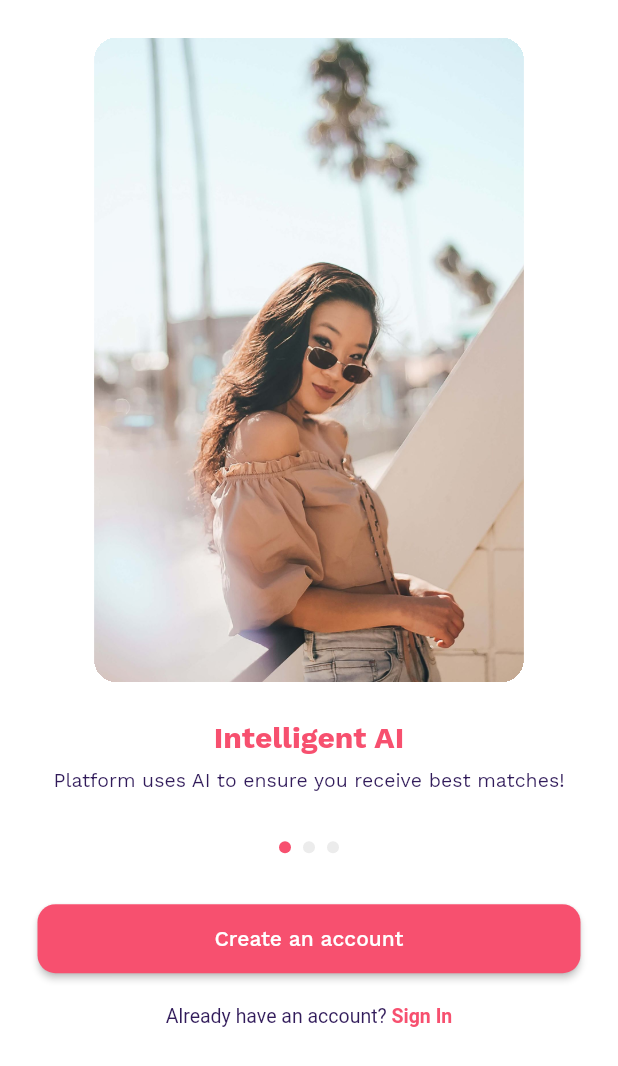
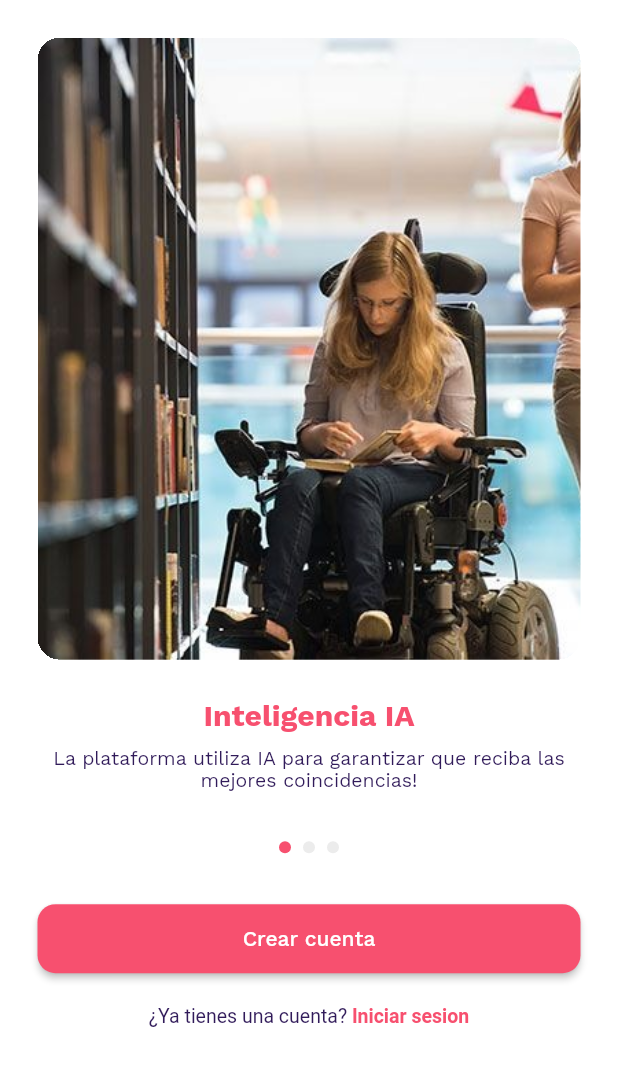
Before and after one commit to masanzaz/SocialFront, a Flutter app: the screen it shows after launch, on a phone screen of 412 x 824 dp. Shown: the top 1066 px of the screen. Run offline on Flutter 3.47's test engine with Material 2 defaults, Android fonts, the phone set to English and light mode, and no system bars; drawn by our look-alikes of page_view_indicators; our stand-ins replace bloc, bloc_concurrency, cached_network_image, equatable, flutter_bloc, fluttericon and 9 more; statements that could not run were skipped.

Commit message:
Discover persons

```diff
--- a/lib/src/core/utils/resources/app_text.dart
+++ b/lib/src/core/utils/resources/app_text.dart
@@ -1,91 +1,94 @@
 class AppText {
   //Intro
-  static const IntroTitle1 = "Intelligent AI";
+  static const IntroTitle1 = "Inteligencia IA";
   static const IntroTitle2 = "Matches";
   static const IntroTitle3 = "Premium";
   static const IntroSubTitle1 =
-      "Platform uses AI to ensure you receive best matches!";
+      "La plataforma utiliza IA para garantizar que reciba las mejores coincidencias!";
   static const IntroSubTitle2 =
-      "We itsMatch you with the people whom you shared a common hobbie";
-  static const IntroSubTitle3 = "Sign up today and enjoy the premium benefits";
-  static const signUpButtonText = "Create an account";
-  static const signInText = "Already have an account?";
-  static const signIn = "Sign In";
+      "Te emparejamos con las personas con las que compartiste un pasatiempo común.";
+  static const IntroSubTitle3 = "Regístrese hoy y disfrute de los beneficios premium";
+  static const signUpButtonText = "Crear cuenta";
+  static const signInText = "¿Ya tienes una cuenta?";
+  static const signIn = "Iniciar sesion";
 
   // SignIn
-  static const continueWithEmail = "Continue with email";
-  static const usePhone = "Use phone number";
-  static const orContinueWith = "or continue with";
-  static const termOfUse = "Terms of use";
-  static const privacyPolicy = "Privacy Policy";
+  static const continueWithEmail = "Continuar con Email";
+  static const usePhone = "Use numero telefonico";
+  static const orContinueWith = "o continuar con";
+  static const termOfUse = "Términos de Uso";
+  static const privacyPolicy = "Politica de privacidad";
 
   //Enter Mobile
-  static const myMobile = "My mobile";
+  static const myMobile = "Mi telefeno";
   static const myMobileInfo =
-      "Please enter your valid phone number. We will send you a 4-digit code to verify your account.";
-  static const continueText = "Continue";
-  static const mobileHint = "Enter Mobile Number";
+      "Ingrese su número de teléfono válido. Le enviaremos un código de 4 dígitos para verificar su cuenta.";
+  static const continueText = "Continuar";
+  static const mobileHint = "Introduzca el número de móvil ";
 
   //OTP
-  static const otpInfoText = "Type the verification code we've sent you";
-  static const sendAgain = "Send again";
+  static const otpInfoText = "Escriba el código de verificación que le enviamos";
+  static const sendAgain = "Enviar de nuevo";
 
   //Profile
-  static const profileDetails = "Profile details";
-  static const confirmText = "Confirm";
-  static const firstName = "First Name";
-  static const lastName = "Last Name";
-  static const aboutMe = "About me";
+  static const profileDetails = "Detalles del perfil";
+  static const confirmText = "Confirmar";
+  static const firstName = "Nombres";
+  static const lastName = "Apellidos";
+  static const aboutMe = "Acerca de mi";
   static const birthDateHint = "DD/MM/YYYY";
-  static const invalidBirthdateError = "Invalid birthdate format";
+  static const invalidBirthdateError = "Formato de fecha de nacimiento no válido";
+  static const errorMessage = "Ocurrió un error al actualizar el perfil";
+  static const okMessage = "Perfil actualizado correcatemente!";
+
 
   //Gender
   static const genderTitle = "I am a";
-  static const man = "Man";
-  static const woman = "Woman";
-  static const other = "Other";
+  static const man = "Homnre";
+  static const woman = "Mujer";
+  static const other = "Otros";
 
   //Intsrested
-  static const interestedTitle = "I am interested in ";
+  static const interestedTitle = "Estoy interesado en ";
 
   // Disability
-  static const yourDisability = "Your Disability";
+  static const yourDisability = "Tu discapacidad";
   static const DisabilityInfo =
-      "Select your disabilities and let everyone know what you are passionate about!!";
+      "Que discapacidad posee!!";
 
 // Interest
-  static const yourInterest = "Your Interests";
+  static const yourInterest = "Tus intereses";
   static const interestInfo =
-      "Select your interests and let everyone know what you are passionate about!";
+      "Selecciona tus intereses y deja que todos sepan lo que te apasiona.!";
 
   // Search Friends
-  static const searchFriends = "Search Friends";
+  static const searchFriends = "Buscar amigos";
   static const searchFriendsInfo =
-      "You can find your friends from your contact lists to connect with them";
-  static const accessToContact = "Access to a contact list";
+      "Puede encontrar a sus amigos en sus listas de contactos para conectarse con ellos";
+  static const accessToContact = "Acceso a la lista de contactos";
 
   // Enable Notification
-  static const enableNotification = "Enable notification";
+  static const enableNotification = "Habilitar la notificación";
   static const enableNotificationInfo =
-      "Get push notification when you get the itsMatch or receive message";
-  static const iWantToNotified = "I want to be notified";
+      "Reciba notificaciones automáticas cuando reciba el mensaje itsMatch o reciba";
+  static const iWantToNotified = "Quiero ser notificado";
 
   //Discover
-  static const discover = "Discover";
+  static const discover = "Descubrir";
 
   // itsMatch
-  static const itsMatch = "It's a match";
-  static const itsMatchSubTitle = "Start a conversation now with each other";
-  static const sayHello = "Say hello";
-  static const keepSwiping = "Keep swiping";
+  static const itsMatch = "Es un match";
+  static const itsMatchSubTitle = "Inicie una conversación ahora con los demás";
+  static const sayHello = "Di Hola";
+  static const keepSwiping = "Sigue Deslizando";
 
   // Discover Filter
-  static const filters = "Filters";
-  static const clear = "Clear";
-  static const interestedIn = "Interested in";
-  static const location = "Location";
-  static const distance = "Distance";
-  static const age = "Age";
+  static const filters = "Filtros";
+  static const clear = "Restaurar";
+  static const interestedIn = "Interes en";
+  static const location = "Localizacion";
+  static const distance = "Distancia";
+  static const age = "Edad";
 
   //Matches
   static const matches = "Matches";
@@ -93,14 +96,14 @@ class AppText {
       "This is a list of people who have liked you\nand your matches.";
 
   // Person Details
-  static const about = "About";
-  static const gallery = "Gallery";
+  static const about = "Acerca de";
+  static const gallery = "Galeria";
 
   // Message
-  static const messages = "Messages";
-  static const search = "Search";
-  static const activities = "Activities";
-  static const yourMessage = "Your message";
+  static const messages = "Mensajes";
+  static const search = "Buscar";
+  static const activities = "Actividades";
+  static const yourMessage = "Tus Mensajes";
 
   //Other
   static const skip = "Skip";
--- a/lib/src/core/utils/resources/constants.dart
+++ b/lib/src/core/utils/resources/constants.dart
@@ -1,7 +1,8 @@
 const String AppTitle = 'Social App';
 
 // API
-const String BaseUrl = 'http://40.113.3.39:8085/api/v1/';
+const String BaseUrl = 'http://13.69.170.138:8085/api/v1/';
+const String ServerUrl = 'http://13.69.170.138/';
 const String ApiKey = 'ApiKey';
 
 // Database
--- a/lib/src/core/utils/resources/resource.dart
+++ b/lib/src/core/utils/resources/resource.dart
@@ -6,7 +6,7 @@ class R {
   static const String IMAGES_MODEL2_OFFLINE_JPG = 'images/model2_offline.jpg';
   static const String IMAGES_MODEL3_OFFLINE_JPG = 'images/model3_offline.jpg';
   static const String IMAGES_MODEL1_JPG = 'https://i.imgur.com/sxLi9ia.jpg';
-  static const String IMAGES_MODEL2_JPG = 'http://40.113.3.39/images/man_no_image.png';
+  static const String IMAGES_MODEL2_JPG = 'http://13.69.170.138/images/man_no_image.png';
   static const String IMAGES_MODEL3_JPG = 'https://i.imgur.com/hEsAjvo.jpg';
   static const String IMAGES_MODEL_MALE_JPG = 'https://i.imgur.com/OELbu9L.jpg';
   static const String IMAGES_NOTIFICATION_PNG = 'images/notification.png';
--- a/lib/src/features/person/domain/models/person_model.dart
+++ b/lib/src/features/person/domain/models/person_model.dart
@@ -1,3 +1,5 @@
+import 'package:dating/src/core/utils/resources/constants.dart';
+
 class PersonModel {
   int? id;
   String? email;
@@ -36,7 +38,7 @@ class PersonModel {
         interestedId: parsedJson['interestedId'] ?? 0,
         firstName: parsedJson['firstName'] ?? "",
         lasName: parsedJson['lasName'] ?? "",
-        image: parsedJson['image'] ?? "",
+        image: ServerUrl + (parsedJson['image'] ?? ""),
         about: parsedJson['about'] ?? "",
         dateOfBirth: parsedJson['dateOfBirth'],
         hobbies: parsedJson['hobbies']?.cast<int>(),
--- a/lib/src/presentation/features/discover/model/discover_person_model.dart
+++ b/lib/src/presentation/features/discover/model/discover_person_model.dart
@@ -1,5 +1,6 @@
 
 import 'package:dating/src/core/params/discover_parameter.dart';
+import 'package:dating/src/core/utils/resources/constants.dart';
 import 'package:dating/src/core/utils/resources/resource.dart';
 import 'package:dating/src/features/person/data/repositories/person_repository_impl.dart';
 import 'package:dating/src/features/person/domain/repositories/person_repository.dart';
@@ -31,7 +32,7 @@ class DiscoverPersonalModel {
       id: json["id"],
       age: json["age"]??0,
       name: json["firstName"] +' '+ json["lasName"],
-      image: json["image"],
+      image: ServerUrl + (json['image'] ?? ""),
       about: json["about"]??'',
       location: json["city"]??'',
       distance: 0,
--- a/lib/src/presentation/features/matches/model/matches_model.dart
+++ b/lib/src/presentation/features/matches/model/matches_model.dart
@@ -1,3 +1,4 @@
+import 'package:dating/src/core/utils/resources/constants.dart';
 import 'package:dating/src/core/utils/resources/resource.dart';
 import 'package:dating/src/presentation/features/discover/model/discover_person_model.dart';
 
@@ -26,8 +27,7 @@ class MatchesModel {
       id: json["matchId"],
       age: json["age"]??0,
       name: json["firstName"] +' '+ json["lasName"],
-      //image: json["image"],
-      image: R.IMAGES_MODEL1_JPG,
+      image: ServerUrl + (json['image'] ?? ""),
       about: json["about"]??'',
       location: json["city"]??'',
       distance: 0,
--- a/lib/src/presentation/features/message/model/messages_model.dart
+++ b/lib/src/presentation/features/message/model/messages_model.dart
@@ -1,3 +1,4 @@
+import 'package:dating/src/core/utils/resources/constants.dart';
 import 'package:dating/src/core/utils/resources/resource.dart';
 import 'package:dating/src/presentation/features/matches/model/matches_model.dart';
 import 'package:dating/src/presentation/features/message/model/activities_model.dart';
@@ -25,8 +26,7 @@ class MessageModel {
   factory MessageModel.fromJson(Map<String, dynamic> json) => MessageModel(
       id: json["id"],
       name: json["firstName"],
-      //userProfile: json["image"],
-      userProfile: R.IMAGES_MODEL1_JPG,
+      userProfile: ServerUrl + (json['image'] ?? ""),
       hasStory: false,
       recentMessage: json["content"],
       time: json["time"],
--- a/lib/src/presentation/features/message/widgets/message_list_view.dart
+++ b/lib/src/presentation/features/message/widgets/message_list_view.dart
@@ -117,6 +117,6 @@ class _MessageListViewState extends State<MessageListView> {
 
   _messageSheet(MessageModel model) {
     AppNavigator.navigateToScreenWithoutNavBar(
-        context, ChatView(matchId: model.id), PageTransitionAnimation.cupertino);
+        context, ChatView(match: model), PageTransitionAnimation.cupertino);
   }
 }
--- a/pubspec.yaml
+++ b/pubspec.yaml
@@ -26,6 +26,7 @@ dependencies:
   shared_preferences: ^2.0.11
   image_picker: ^0.6.6+5
   path_provider: ^2.0.8
+  fluttertoast: ^8.0.7
 
 dev_dependencies:
   flutter_test:
```
Also changed, not shown: lib/src/presentation/features/chat/chat_view.dart (+8 -7 lines), lib/src/presentation/features/itsMatch/its_match_view.dart (+4 -3 lines), lib/src/presentation/features/profile/profile_view.dart (+24 -10 lines), lib/src/presentation/features/signIn/sign_in_view.dart (+11 -1 lines), images/logo.png, images/model1_offline.jpg, images/model3_offline.jpg, pubspec.lock, 1 other file.
